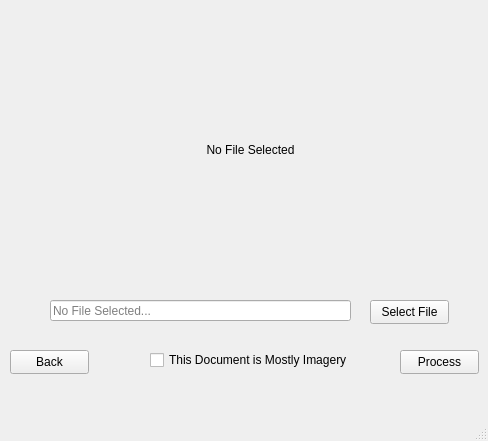
The window that selection.ui (Rolannnnnn/accreditsystem) describes before a commit, drawn with Qt 5.
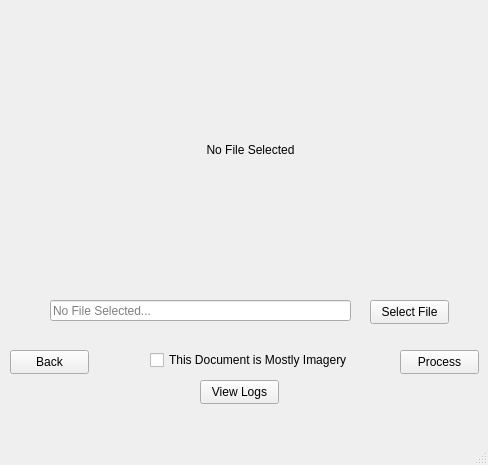
The same window after the commit.

Diff of the .ui file:
```diff
--- a/selection.ui
+++ b/selection.ui
@@ -7,7 +7,7 @@
     <x>0</x>
     <y>0</y>
     <width>488</width>
-    <height>441</height>
+    <height>465</height>
    </rect>
   </property>
   <property name="windowTitle">
@@ -101,6 +101,19 @@
      <string>This Document is Mostly Imagery</string>
     </property>
    </widget>
+   <widget class="QPushButton" name="logsBttn">
+    <property name="geometry">
+     <rect>
+      <x>200</x>
+      <y>380</y>
+      <width>79</width>
+      <height>24</height>
+     </rect>
+    </property>
+    <property name="text">
+     <string>View Logs</string>
+    </property>
+   </widget>
   </widget>
   <widget class="QMenuBar" name="menubar">
    <property name="geometry">
```
